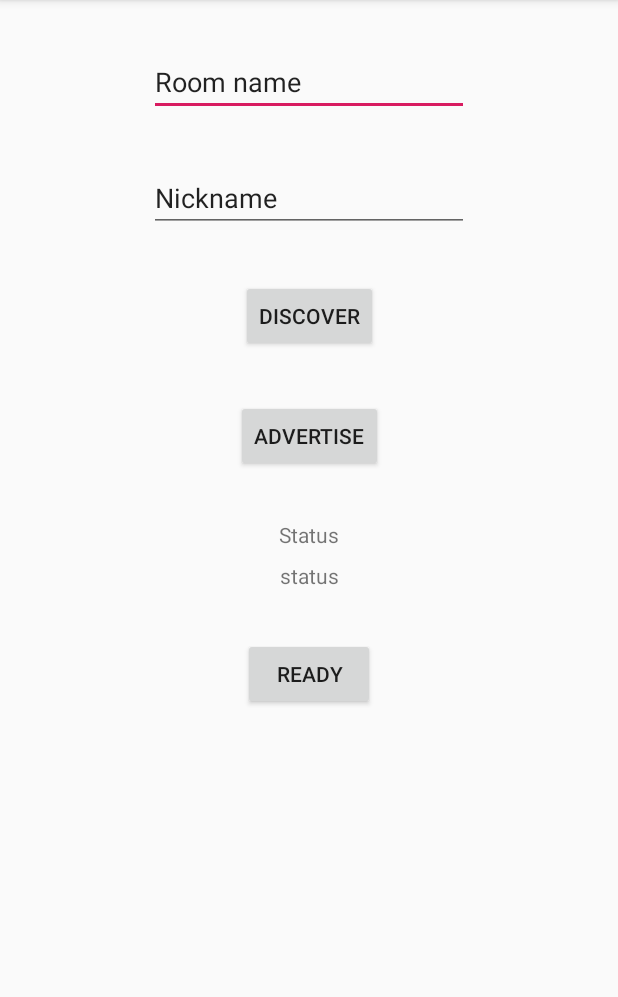
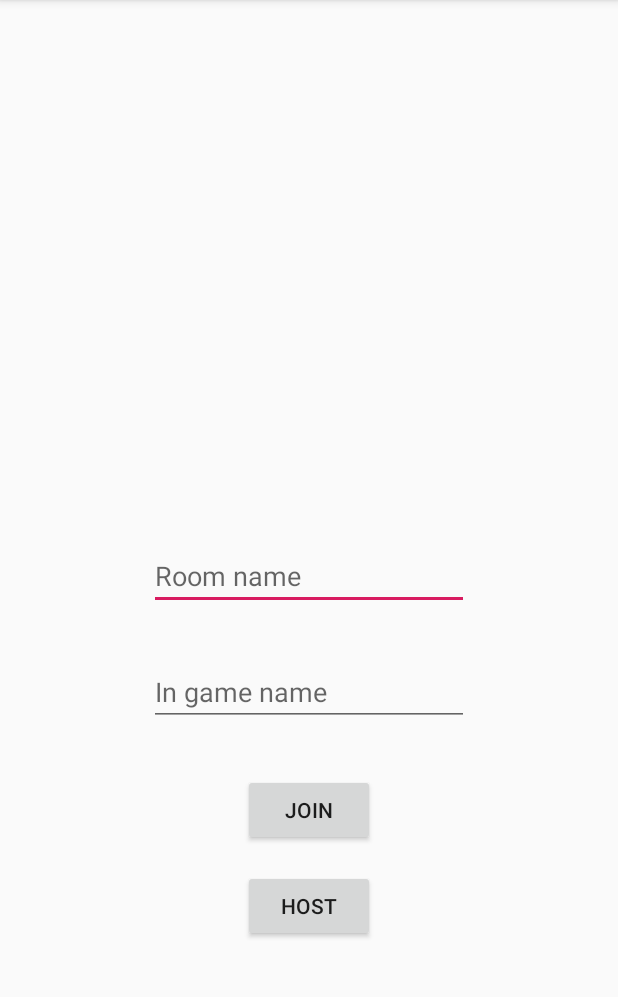
Before and after one commit to trollrar/DumButton, an Android app: the screen it shows after launch (MainActivity), on a phone screen of 412 x 824 dp, the part 84-1081 px from its top. Run offline under Robolectric (Android 15) with nearby library versions, the phone set to English and light mode, and no system bars; libraries missing offline, so code that uses them is left out: com.google.android.gms.

Commit message:
Feature button activity

```diff
--- a/app/build.gradle
+++ b/app/build.gradle
@@ -25,7 +25,7 @@ android {
 
 dependencies {
     implementation fileTree(dir: 'libs', include: ['*.jar'])
-    implementation"org.jetbrains.kotlin:kotlin-stdlib-jdk7:$kotlin_version"
+    implementation "org.jetbrains.kotlin:kotlin-stdlib-jdk7:$kotlin_version"
     implementation 'androidx.appcompat:appcompat:1.2.0'
     implementation 'androidx.core:core-ktx:1.3.1'
     implementation 'androidx.constraintlayout:constraintlayout:1.1.3'
--- a/app/src/main/AndroidManifest.xml
+++ b/app/src/main/AndroidManifest.xml
@@ -16,9 +16,12 @@
             android:roundIcon="@mipmap/ic_launcher_round"
             android:supportsRtl="true"
             android:theme="@style/AppTheme">
+        <activity android:name=".ButtonActivity">
+        </activity>
         <activity android:name=".MainActivity">
             <intent-filter>
                 <action android:name="android.intent.action.MAIN"/>
+
                 <category android:name="android.intent.category.LAUNCHER"/>
             </intent-filter>
         </activity>
--- a/app/src/main/java/com/farikamo/dumbutton/MainActivity.kt
+++ b/app/src/main/java/com/farikamo/dumbutton/MainActivity.kt
@@ -16,18 +16,19 @@ import com.google.android.gms.nearby.connection.*
 import com.google.android.gms.nearby.connection.DiscoveryOptions
 import com.google.android.gms.nearby.connection.DiscoveredEndpointInfo
 import com.google.android.gms.nearby.connection.EndpointDiscoveryCallback
+import kotlinx.android.synthetic.main.activity_button.*
 import kotlinx.android.synthetic.main.activity_main.*
 import kotlin.text.Charsets.UTF_8
+import android.content.Intent
+
+
 
 
 class MainActivity : AppCompatActivity() {
-    private lateinit var connectionsClient: ConnectionsClient
 
     override fun onCreate(savedInstanceState: Bundle?) {
         super.onCreate(savedInstanceState)
         setContentView(R.layout.activity_main)
-
-        connectionsClient = Nearby.getConnectionsClient(this)
     }
 
     @RequiresApi(Build.VERSION_CODES.M)
@@ -47,134 +48,36 @@ class MainActivity : AppCompatActivity() {
         return true
     }
 
-    private val payloadCallback = object : PayloadCallback() {
-        override fun onPayloadReceived(endpointId: String, payload: Payload) {
-            // This always gets the full data of the payload. Will be null if it's not a BYTES
-            // payload. You can check the payload type with payload.getType().
-            setStatusText("received payload " + String(payload.asBytes()!!, UTF_8))
-        }
-
-        override fun onPayloadTransferUpdate(endpointId: String, update: PayloadTransferUpdate) {
-            // Bytes payloads are sent as a single chunk, so you'll receive a SUCCESS update immediately
-            // after the call to onPayloadReceived().
-        }
-    }
-
-    private val endpointIds: MutableSet<String> = mutableSetOf()
-    private val connectionLifecycleCallback = object : ConnectionLifecycleCallback() {
-        override fun onConnectionInitiated(endpointId: String, connectionInfo: ConnectionInfo) {
-            // Automatically accept the connection on both sides.
-            connectionsClient.acceptConnection(endpointId, payloadCallback)
-            endpointIds.add(endpointId);
-        }
-
-        override fun onConnectionResult(endpointId: String, result: ConnectionResolution) {
-            when (result.status.statusCode) {
-                ConnectionsStatusCodes.STATUS_OK -> {
-                    setStatusText("connected: ${endpointId}")
-
-                    connectionsClient.stopDiscovery()
-                    connectionsClient.stopAdvertising()
-                }
-                ConnectionsStatusCodes.STATUS_CONNECTION_REJECTED -> {
-                }
-                ConnectionsStatusCodes.STATUS_ERROR -> {
-                }
-            }// We're connected! Can now start sending and receiving data.
-            // The connection was rejected by one or both sides.
-            // The connection broke before it was able to be accepted.
-            // Unknown status code
-        }
-
-        override fun onDisconnected(endpointId: String) {
-            // We've been disconnected from this endpoint. No more data can be
-            // sent or received.
-        }
-    }
-
-    private val endpointDiscoveryCallback = object : EndpointDiscoveryCallback() {
-        override fun onEndpointFound(endpointId: String, info: DiscoveredEndpointInfo) {
-            // An endpoint was found. We request a connection to it.
-            connectionsClient
-                .requestConnection(getUserNickname(), endpointId, connectionLifecycleCallback)
-                .addOnSuccessListener { unused ->
-                    // We successfully requested a connection. Now both sides
-                    // must accept before the connection is established.
-                }
-                .addOnFailureListener { e ->
-                    // Nearby Connections failed to request the connection.
-                }
-        }
-
-        override fun onEndpointLost(endpointId: String) {
-            // A previously discovered endpoint has gone away.
-        }
-    }
-
-    private fun startAdvertising() {
-        val advertisingOptions = AdvertisingOptions.Builder().setStrategy(STRATEGY).build()
-        connectionsClient
-            .startAdvertising(
-                getUserNickname(), packageName, connectionLifecycleCallback, advertisingOptions
-            )
-            .addOnSuccessListener { unused ->
-                // We're advertising!
-            }
-            .addOnFailureListener { e ->
-                // We were unable to start advertising.
-            }
-    }
-
-    private fun startDiscovery() {
-        val discoveryOptions = DiscoveryOptions.Builder().setStrategy(STRATEGY).build()
-        connectionsClient
-            .startDiscovery(packageName, endpointDiscoveryCallback, discoveryOptions)
-            .addOnSuccessListener { unused ->
-                // We're discovering!
-            }
-            .addOnFailureListener { e ->
-                // We're unable to start discovering.
-            }
-    }
-
-    private fun getUserNickname(): String {
-        return txt_nickname.toString()
-    }
-
-    private fun getRoomName(): String {
-        return txt_room_name.toString()
-    }
-
     fun discover(view: View) {
         startDiscovery()
-        setStatusText("discovering")
         btn_advrt.isEnabled = false
         btn_discover.isEnabled = false
     }
 
+    private fun startDiscovery() {
+        val myIntent = Intent(this, ButtonActivity::class.java)
+        myIntent.putExtra("code", txt_room_name.text.toString())
+        myIntent.putExtra("name", txt_nickname.text.toString())
+        myIntent.putExtra("mode", "JOIN")
+        startActivity(myIntent)
+    }
+
     fun advertise(view: View) {
         startAdvertising()
-        setStatusText("advertising")
         btn_advrt.isEnabled = false
         btn_discover.isEnabled = false
     }
 
-    fun ready(view: View) {
-        endpointIds.forEach { opponentEndpointId ->
-            connectionsClient.sendPayload(
-                opponentEndpointId, Payload.fromBytes("ready".toByteArray(UTF_8))
-            )
-        }
-    }
-
-    @SuppressLint("SetTextI18n")
-    fun setStatusText(status: String) {
-        txt_status.text = txt_status.text.toString() + "\n" + status
+    private fun startAdvertising() {
+        val myIntent = Intent(this, ButtonActivity::class.java)
+        myIntent.putExtra("code", txt_room_name.text.toString())
+        myIntent.putExtra("name", txt_nickname.text.toString())
+        myIntent.putExtra("mode", "HOST")
+        startActivity(myIntent)
     }
 
     companion object {
         private const val REQUEST_CODE_REQUIRED_PERMISSIONS = 1
-        private val STRATEGY = Strategy.P2P_CLUSTER
         private val REQUIRED_PERMISSIONS = arrayOf(
             Manifest.permission.BLUETOOTH,
             Manifest.permission.BLUETOOTH_ADMIN,
--- a/app/src/main/res/layout/activity_main.xml
+++ b/app/src/main/res/layout/activity_main.xml
@@ -10,59 +10,36 @@
             android:layout_width="wrap_content"
             android:layout_height="wrap_content"
             android:inputType="textPersonName"
-            android:text="Room name"
             android:ems="10"
-            android:id="@+id/txt_room_name" android:layout_marginTop="32dp"
+            android:id="@+id/txt_room_name"
             app:layout_constraintTop_toTopOf="parent" android:layout_marginStart="8dp"
             app:layout_constraintStart_toStartOf="parent" android:layout_marginEnd="8dp"
-            app:layout_constraintEnd_toEndOf="parent"/>
+            app:layout_constraintEnd_toEndOf="parent"
+            app:layout_constraintBottom_toBottomOf="parent" android:hint="Room name"/>
     <EditText
             android:layout_width="wrap_content"
             android:layout_height="wrap_content"
             android:inputType="textPersonName"
-            android:text="Nickname"
             android:ems="10"
             android:id="@+id/txt_nickname" android:layout_marginTop="32dp"
             app:layout_constraintTop_toBottomOf="@+id/txt_room_name" android:layout_marginEnd="8dp"
             app:layout_constraintEnd_toEndOf="parent" android:layout_marginStart="8dp"
-            app:layout_constraintStart_toStartOf="parent"/>
+            app:layout_constraintStart_toStartOf="parent" android:hint="In game name"/>
     <Button
-            android:text="Discover"
+            android:text="Join"
             android:onClick="discover"
             android:layout_width="wrap_content"
             android:layout_height="wrap_content"
-            android:id="@+id/btn_advrt" android:layout_marginTop="32dp"
+            android:id="@+id/btn_advrt"
             app:layout_constraintTop_toBottomOf="@+id/txt_nickname" app:layout_constraintStart_toStartOf="parent"
-            android:layout_marginStart="8dp" app:layout_constraintEnd_toEndOf="parent" android:layout_marginEnd="8dp"/>
+            android:layout_marginStart="8dp" app:layout_constraintEnd_toEndOf="parent" android:layout_marginEnd="8dp"
+            android:layout_marginTop="32dp"/>
     <Button
-            android:text="Advertise"
+            android:text="Host"
             android:onClick="advertise"
             android:layout_width="wrap_content"
             android:layout_height="wrap_content"
-            android:id="@+id/btn_discover" android:layout_marginTop="32dp"
+            android:id="@+id/btn_discover" android:layout_marginTop="16dp"
             app:layout_constraintTop_toBottomOf="@+id/btn_advrt" app:layout_constraintStart_toStartOf="parent"
             android:layout_marginStart="8dp" app:layout_constraintEnd_toEndOf="parent" android:layout_marginEnd="8dp"/>
-    <TextView
-            android:text="Status"
-            android:layout_width="wrap_content"
-            android:layout_height="wrap_content"
-            android:id="@+id/txt_status_title"
-            app:layout_constraintTop_toBottomOf="@+id/btn_discover" app:layout_constraintStart_toStartOf="parent"
-            android:layout_marginStart="8dp" app:layout_constraintEnd_toEndOf="parent" android:layout_marginEnd="8dp"
-            android:layout_marginTop="32dp"/>
-    <TextView
-            android:text="status"
-            android:layout_width="wrap_content"
-            android:layout_height="wrap_content"
-            android:id="@+id/txt_status" android:layout_marginTop="8dp"
-            app:layout_constraintTop_toBottomOf="@+id/txt_status_title" app:layout_constraintStart_toStartOf="parent"
-            android:layout_marginStart="8dp" app:layout_constraintEnd_toEndOf="parent" android:layout_marginEnd="8dp"/>
-    <Button
-            android:text="Ready"
-            android:onClick="ready"
-            android:layout_width="wrap_content"
-            android:layout_height="wrap_content"
-            android:id="@+id/btn_ready" android:layout_marginTop="32dp"
-            app:layout_constraintTop_toBottomOf="@+id/txt_status" app:layout_constraintStart_toStartOf="parent"
-            android:layout_marginStart="8dp" app:layout_constraintEnd_toEndOf="parent" android:layout_marginEnd="8dp"/>
 </androidx.constraintlayout.widget.ConstraintLayout>
```
Also changed, not shown: app/src/main/java/com/farikamo/dumbutton/ButtonActivity.kt (added, +242 -0 lines), app/src/main/res/layout/activity_button.xml (added, +51 -0 lines).
